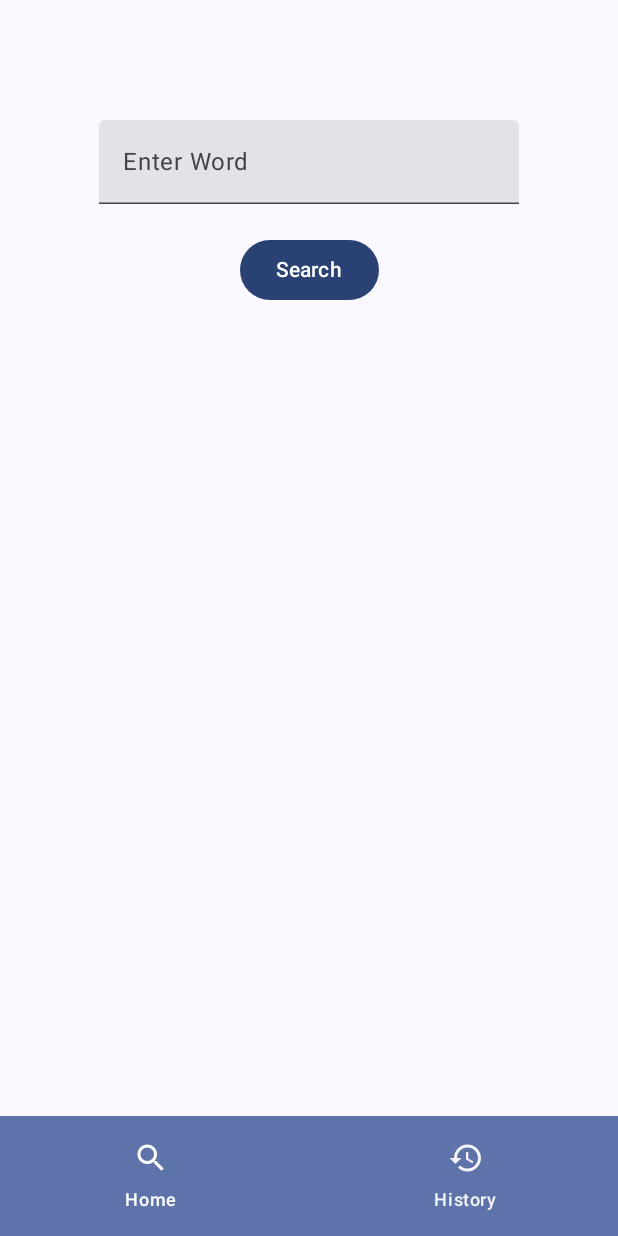
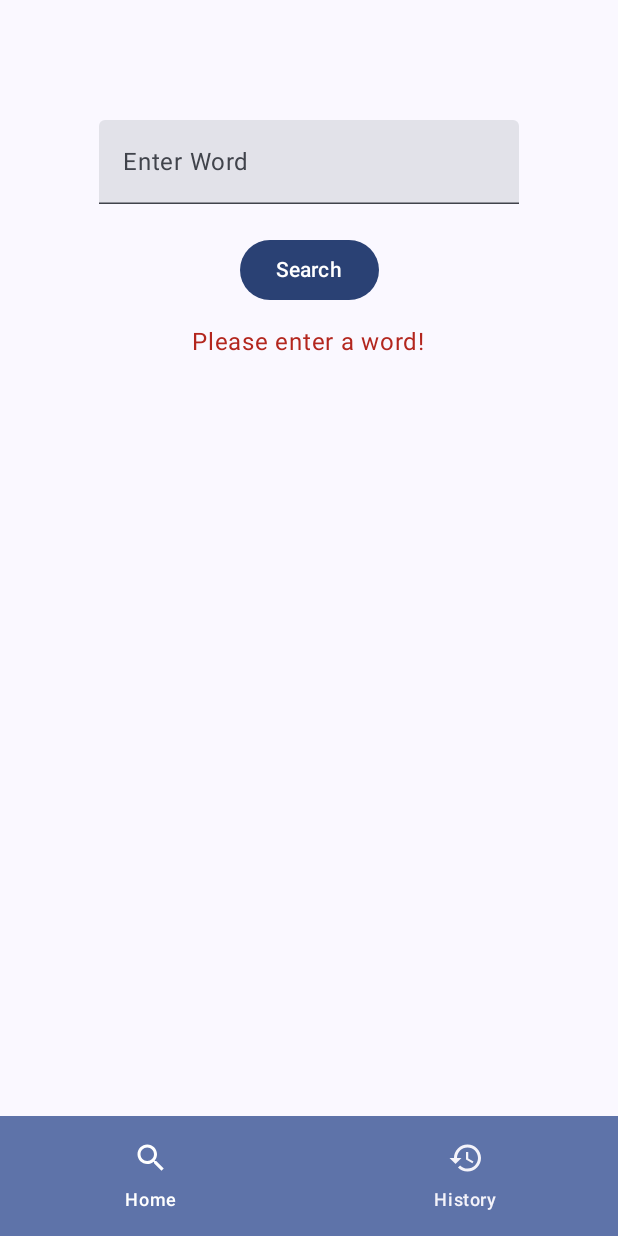
Before and after one commit to kuldeepbairwa/kuldeep-bairwa-dictionary-app, an Android app built with Jetpack Compose: the screen it shows after launch (MainActivity), after a tap on "Search", on a phone screen of 412 x 824 dp. Run offline under Robolectric (Android 15) with nearby library versions, the phone set to English and light mode, and no system bars; our stand-ins replace Dagger/Hilt's generated code.

Commit message:
>>state management changes

```diff
--- a/app/src/main/java/com/kuldeep/dictionaryapp/feature/feature_search/presentation/screens/SearchWordScreen.kt
+++ b/app/src/main/java/com/kuldeep/dictionaryapp/feature/feature_search/presentation/screens/SearchWordScreen.kt
@@ -1,11 +1,14 @@
 package com.kuldeep.dictionaryapp.feature.feature_search.presentation.screens
 
 import android.widget.Toast
+import androidx.compose.foundation.background
 import androidx.compose.foundation.layout.Column
 import androidx.compose.foundation.layout.Spacer
 import androidx.compose.foundation.layout.fillMaxSize
+import androidx.compose.foundation.layout.padding
 import androidx.compose.foundation.layout.size
 import androidx.compose.material3.Button
+import androidx.compose.material3.MaterialTheme
 import androidx.compose.material3.Text
 import androidx.compose.material3.TextField
 import androidx.compose.runtime.Composable
@@ -42,21 +45,39 @@ fun SearchWordScreen(viewModel: SearchWordViewModel, onWordSearch: (String) -> U
             value = word,
             onValueChange = {
                 word = it.trim()
-                            },
+            },
             label = { Text("Enter Word") }
         )
 
         Spacer(modifier = Modifier.size(20.dp))
 
         Button(onClick = {
-            if(word.isNotEmpty()){
-                onWordSearch(word)
-            }else{
-                viewModel.onEvent(SearchEvents.ShowErrorMessage("Please enter a word"))
+            if (word.isNotEmpty()) {
+                viewModel.onEvent(SearchEvents.SearchWord(word))
+            } else {
+                viewModel.onEvent(SearchEvents.ShowErrorMessage("Please enter a word!"))
             }
         }) {
             Text("Search")
         }
 
+
+        when (val state = uiState) {
+            is SearchUiState.Error -> {
+                Text(
+                    text = state.message,
+                    color = MaterialTheme.colorScheme.error,
+                    modifier = Modifier
+                        .padding(12.dp)
+                )
+            }
+
+            is SearchUiState.SearchWord -> {
+                onWordSearch(state.word)
+            }
+
+            SearchUiState.Idle -> Unit
+        }
+
     }
 }
--- a/app/src/main/java/com/kuldeep/dictionaryapp/feature/feature_search/presentation/state/SearchUiState.kt
+++ b/app/src/main/java/com/kuldeep/dictionaryapp/feature/feature_search/presentation/state/SearchUiState.kt
@@ -2,5 +2,6 @@ package com.kuldeep.dictionaryapp.feature.feature_search.presentation.state
 
 sealed class SearchUiState {
     data object Idle : SearchUiState()
+    data class SearchWord(val word: String) : SearchUiState()
     data class Error(val message: String) : SearchUiState()
 }
--- a/app/src/main/java/com/kuldeep/dictionaryapp/feature/feature_search/presentation/viewmodel/SearchWordViewModel.kt
+++ b/app/src/main/java/com/kuldeep/dictionaryapp/feature/feature_search/presentation/viewmodel/SearchWordViewModel.kt
@@ -18,13 +18,13 @@ class SearchWordViewModel @Inject constructor() :ViewModel() {
 
         when(event){
             SearchEvents.Idle -> {
-
+                _uiState.value = SearchUiState.Idle
             }
             is SearchEvents.SearchWord -> {
-
+                _uiState.value = SearchUiState.SearchWord(event.word)
             }
             is SearchEvents.ShowErrorMessage -> {
-
+                _uiState.value = SearchUiState.Error(event.message)
             }
         }
     }
```
